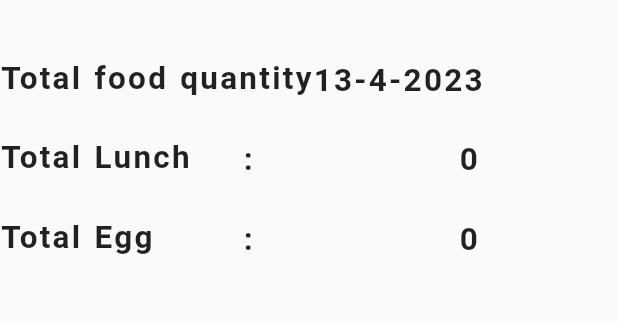
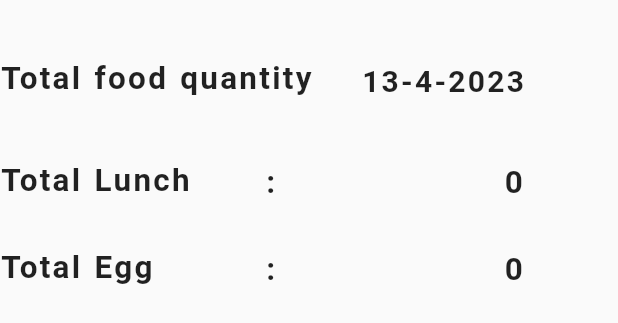
Before and after one commit to mahesheasy/lunch_repository, a Flutter app: the Totalquantatydisplay widget shown alone on an empty page, opened directly with empty values, on a phone screen of 412 x 824 dp. Shown: the top 323 px of the screen. Run offline on Flutter 3.47's test engine with Material 2 defaults, Android fonts, the phone set to English and light mode, and no system bars; our stand-ins replace cloud_firestore, firebase_auth, firebase_core, google_fonts, shared_preferences, toast; accounts and stored records are empty; network calls fail.

Commit message:
added same style and font to all

```diff
--- a/lib/home/app_bar_dispaly.dart
+++ b/lib/home/app_bar_dispaly.dart
@@ -7,7 +7,12 @@ AppBar appbar(User? user, BuildContext context) {
     leading: null,
     automaticallyImplyLeading: false,
     leadingWidth: 0,
-    title: Text(user!.email!, style: Theme.of(context).textTheme.displayLarge),
+    title: Text(
+      user!.email!,
+      style: Theme.of(context).textTheme.displayLarge!.copyWith(
+            fontSize: 21,
+          ),
+    ),
     actions: [
       IconButton(
           onPressed: () async {
--- a/lib/home/date_time.dart
+++ b/lib/home/date_time.dart
@@ -3,14 +3,16 @@ import 'package:flutter/material.dart';
 var now = DateTime.now();
 
 Row Current_Date(BuildContext context) {
-  if (now.hour >= 10 && now.minute > 30) {}
-
   return Row(
     crossAxisAlignment: CrossAxisAlignment.center,
     mainAxisAlignment: MainAxisAlignment.spaceBetween,
     children: [
-      Text('${now.day}-${now.month}-${now.year}',
-          style: Theme.of(context).textTheme.displayLarge),
+      Text(
+        '${now.day}-${now.month}-${now.year}',
+        style: Theme.of(context).textTheme.displayLarge!.copyWith(
+              fontSize: 20,
+            ),
+      ),
     ],
   );
 }
--- a/lib/home/food_quantity.dart
+++ b/lib/home/food_quantity.dart
@@ -24,19 +24,31 @@ class Quantitywidget extends StatelessWidget {
       //mainAxisAlignment: MainAxisAlignment.spaceAround,
       children: [
         Expanded(
-          child: Text(quantity[quantityIndex],
-              style: Theme.of(context).textTheme.displayLarge),
+          child: Text(
+            quantity[quantityIndex],
+            style: Theme.of(context).textTheme.displayLarge!.copyWith(
+                  fontSize: 21,
+                ),
+          ),
         ),
         SizedBox(
           width: 20,
-          child: Text(":",
-              textAlign: TextAlign.end,
-              style: Theme.of(context).textTheme.displayLarge),
+          child: Text(
+            ":",
+            textAlign: TextAlign.end,
+            style: Theme.of(context).textTheme.displayLarge!.copyWith(
+                  fontSize: 21,
+                ),
+          ),
         ),
         Expanded(
-          child: Text(totallunchandeggcount,
-              textAlign: TextAlign.end,
-              style: Theme.of(context).textTheme.displayLarge),
+          child: Text(
+            totallunchandeggcount,
+            textAlign: TextAlign.end,
+            style: Theme.of(context).textTheme.displayLarge!.copyWith(
+                  fontSize: 21,
+                ),
+          ),
         ),
       ],
     );
--- a/lib/home/home_page.dart
+++ b/lib/home/home_page.dart
@@ -109,12 +109,7 @@ class _HomePageState extends State<HomePage> {
   Widget build(BuildContext context) {
     final user = FirebaseAuth.instance.currentUser;
     if (user != null) {
-      final name = user.displayName;
-      final email = user.email;
-      final photoUrl = user.photoURL;
-      print(name);
-      print(email);
-      print(photoUrl);
+      final email = user.email!;
     }
     var now = DateTime.now();
     print(now.hour);
--- a/lib/home/home_page_buttons.dart
+++ b/lib/home/home_page_buttons.dart
@@ -61,7 +61,7 @@ ElevatedButton logoutsubmitSharebtn(int buttonNamesIndex, BuildContext context,
           // Handle the result here
           onPress?.call();
           Toast.show("Successfully updated!",
-              duration: Toast.lengthShort, gravity: Toast.bottom);
+              duration: Toast.lengthShort, gravity: Toast.top);
         },
         child: Text(
           buttonNames[buttonNamesIndex],
@@ -81,7 +81,6 @@ Future<void> mycallbackusingforlogoutandhaa(int buttonNamesIndex,
     lunch.add({
       'egg': _eggisChecked,
       'lunch': _lunchisChecked,
-      'name': "test5",
       'email': user_email,
       'date': "${now.day}-${now.month}-${now.year}",
     }).then((value) {
--- a/lib/home/total_quantaty_count_widgit_display.dart
+++ b/lib/home/total_quantaty_count_widgit_display.dart
@@ -5,7 +5,7 @@ import 'package:lunch_app/home/food_quantity.dart';
 Container Totalquantatydisplay(
     BuildContext context, totallunchcount, totaleggcount) {
   return Container(
-    width: 320,
+    width: 350,
     margin: EdgeInsets.only(
       top: 40,
     ),
@@ -14,22 +14,26 @@ Container Totalquantatydisplay(
         Row(
           mainAxisAlignment: MainAxisAlignment.spaceBetween,
           children: [
-            Text("Total food quantity",
-                style: Theme.of(context).textTheme.displayLarge),
+            Text(
+              "Total food quantity",
+              style: Theme.of(context).textTheme.displayLarge!.copyWith(
+                    fontSize: 21,
+                  ),
+            ),
             Row(
               children: [Current_Date(context)],
             )
           ],
         ),
         SizedBox(
-          height: 25,
+          height: 40,
         ),
         // totalquantity(0, context, totallunchcount.toString()),
         Quantitywidget(
             quantityIndex: 0,
             totallunchandeggcount: totallunchcount.toString()),
         SizedBox(
-          height: 25,
+          height: 30,
         ),
 
         Quantitywidget(
--- a/lib/home/yes_text_list_display.dart
+++ b/lib/home/yes_text_list_display.dart
@@ -1,5 +1,4 @@
 import 'package:flutter/material.dart';
-import 'package:lunch_app/home/date_time.dart';
 import 'package:lunch_app/home/home_page_buttons.dart';
 
 Row yesbtnandtext(
```
